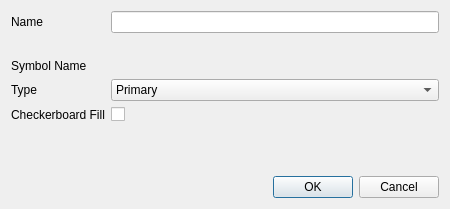
Qt form forms/newtilesetdialog.ui (huderlem/porymap) before a commit.
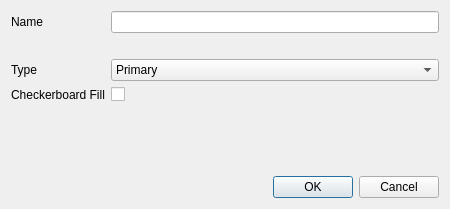
The same form after that commit. Custom widgets are drawn as their Qt base class.

The edit to the form file:
```diff
--- a/forms/newtilesetdialog.ui
+++ b/forms/newtilesetdialog.ui
@@ -60,27 +60,13 @@
        </widget>
       </item>
       <item row="2" column="0">
-       <widget class="QLabel" name="label_SymbolName">
-        <property name="text">
-         <string>Symbol Name</string>
-        </property>
-       </widget>
-      </item>
-      <item row="2" column="1">
-       <widget class="QLabel" name="label_SymbolNameDisplay">
-        <property name="text">
-         <string/>
-        </property>
-       </widget>
-      </item>
-      <item row="3" column="0">
        <widget class="QLabel" name="label_Type">
         <property name="text">
          <string>Type</string>
         </property>
        </widget>
       </item>
-      <item row="3" column="1">
+      <item row="2" column="1">
        <widget class="NoScrollComboBox" name="comboBox_Type">
         <property name="editable">
          <bool>false</bool>
@@ -97,17 +83,17 @@
         </item>
        </widget>
       </item>
-      <item row="4" column="0">
+      <item row="3" column="0">
        <widget class="QLabel" name="label_CheckerboardFill">
         <property name="text">
          <string>Checkerboard Fill</string>
         </property>
        </widget>
       </item>
-      <item row="4" column="1">
+      <item row="3" column="1">
        <widget class="QCheckBox" name="checkBox_CheckerboardFill"/>
       </item>
-      <item row="5" column="0" colspan="2">
+      <item row="4" column="0" colspan="2">
        <spacer name="verticalSpacer">
         <property name="orientation">
          <enum>Qt::Orientation::Vertical</enum>
```
Left out of the diff: 4 changed lines with no effect on the pictures.
